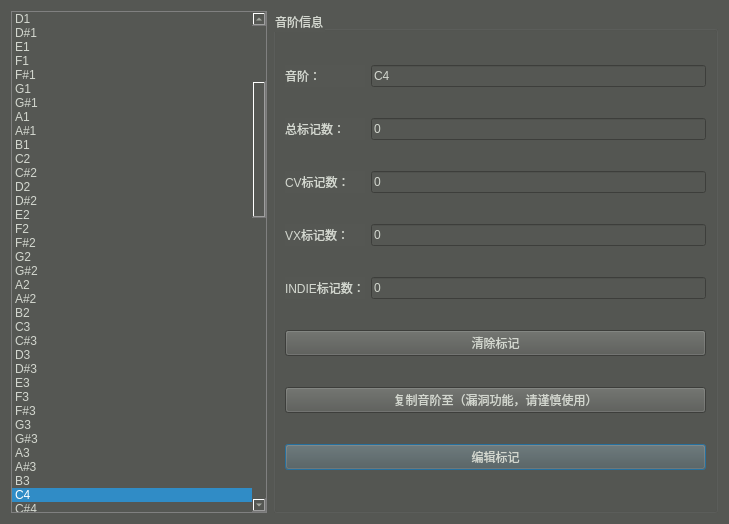
FangCunWuChang/DeepVocal-Mark-Tool, file DVMT/fm.ui: the form before one commit.
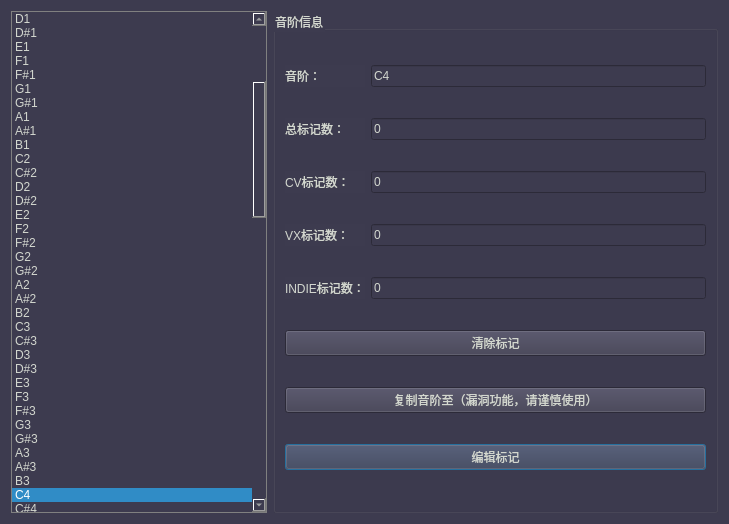
The form after the commit. Icons and pictures are not drawn.

Patch:
```diff
--- a/DVMT/fm.ui
+++ b/DVMT/fm.ui
@@ -20,7 +20,7 @@
   <property name="styleSheet">
    <string notr="true">
 QWidget{
-background-color: rgb(85, 87, 83);
+background-color: rgb(61,59,79);
 	color: rgb(211, 215, 207);
 }
 QToolTip{
@@ -42,7 +42,7 @@
      <property name="styleSheet">
       <string notr="true">
 QListWidget{
-background-color: rgb(85, 87, 83);
+background-color: rgb(61,59,79);
 color: rgb(211, 215, 207);
 border:1px solid grey;
 }
@@ -62,20 +62,20 @@
     QScrollBar::handle:vertical {
         border: 	1px solid grey;
         border-radius: 7px;
-        background-color: rgb(85, 87, 83);
+        background-color: rgb(61,59,79);
         min-height: 60px;
         margin: 0px 0px 0px 0px;
     }
     QScrollBar::add-line:vertical {
         border: none;
-        background: rgb(85, 87, 83);
+        background: rgb(61,59,79);
         height: 0px;
         subcontrol-position: bottom;
         subcontrol-origin: margin;
     }
     QScrollBar::sub-line:vertical {
         border: none;
-background: rgb(85, 87, 83);
+background: rgb(61,59,79);
         height: 0px;
         subcontrol-position: top;
         subcontrol-origin: margin;
@@ -101,14 +101,14 @@
     }
     QScrollBar::add-line:vertical:disabled{
         border: none;
-        background: rgb(85, 87, 83);
+        background: rgb(61,59,79);
         height: 0px;
         subcontrol-position: bottom;
         subcontrol-origin: margin;
     }
     QScrollBar::sub-line:vertical:disabled{
         border: none;
-background: rgb(85, 87, 83);
+background: rgb(61,59,79);
         height: 0px;
         subcontrol-position: top;
         subcontrol-origin: margin;
```
Left out of the diff: 4 changed lines with no effect on the pictures.
